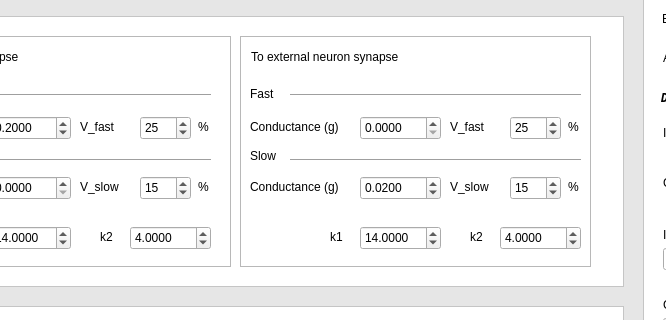
First picture: the form in gui/rthybrid.ui, repository GNB-UAM/RTHybrid, before the edit; both pictures show x 407 to 1073 and y 164 to 484 of the 1341 by 711 pixel window.
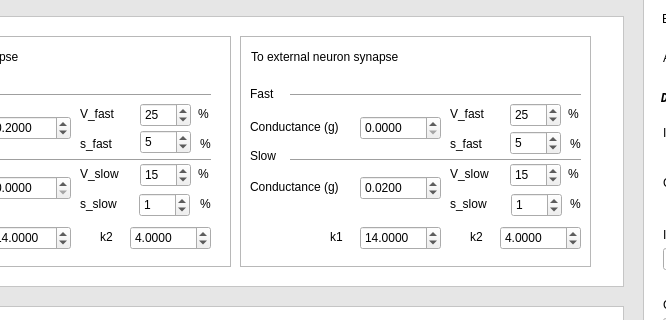
Second picture: the form after the edit. The open tabs and pages were chosen to show the change. Icons and pictures are not drawn.

Commit message: Added parameters s_fast and s_slow for Goloswasch to the GUI

```diff
--- a/gui/rthybrid.ui
+++ b/gui/rthybrid.ui
@@ -207,7 +207,7 @@
         <property name="geometry">
          <rect>
           <x>270</x>
-          <y>80</y>
+          <y>67</y>
           <width>51</width>
           <height>24</height>
          </rect>
@@ -223,7 +223,7 @@
         <property name="geometry">
          <rect>
           <x>328</x>
-          <y>83</y>
+          <y>70</y>
           <width>16</width>
           <height>16</height>
          </rect>
@@ -236,7 +236,7 @@
         <property name="geometry">
          <rect>
           <x>210</x>
-          <y>83</y>
+          <y>70</y>
           <width>51</width>
           <height>16</height>
          </rect>
@@ -327,7 +327,7 @@
         <property name="geometry">
          <rect>
           <x>270</x>
-          <y>140</y>
+          <y>127</y>
           <width>51</width>
           <height>24</height>
          </rect>
@@ -362,7 +362,7 @@
         <property name="geometry">
          <rect>
           <x>328</x>
-          <y>143</y>
+          <y>130</y>
           <width>16</width>
           <height>16</height>
          </rect>
@@ -375,7 +375,7 @@
         <property name="geometry">
          <rect>
           <x>210</x>
-          <y>143</y>
+          <y>130</y>
           <width>51</width>
           <height>16</height>
          </rect>
@@ -448,6 +448,90 @@
          <string>k2</string>
         </property>
        </widget>
+       <widget class="QSpinBox" name="spinBox_gl_EtoM_fast_s">
+        <property name="geometry">
+         <rect>
+          <x>270</x>
+          <y>94</y>
+          <width>51</width>
+          <height>24</height>
+         </rect>
+        </property>
+        <property name="maximum">
+         <number>100</number>
+        </property>
+        <property name="value">
+         <number>5</number>
+        </property>
+       </widget>
+       <widget class="QSpinBox" name="spinBox_gl_EtoM_slow_s">
+        <property name="geometry">
+         <rect>
+          <x>269</x>
+          <y>157</y>
+          <width>51</width>
+          <height>24</height>
+         </rect>
+        </property>
+        <property name="maximum">
+         <number>100</number>
+        </property>
+        <property name="value">
+         <number>1</number>
+        </property>
+       </widget>
+       <widget class="QLabel" name="label_101">
+        <property name="geometry">
+         <rect>
+          <x>210</x>
+          <y>100</y>
+          <width>61</width>
+          <height>15</height>
+         </rect>
+        </property>
+        <property name="text">
+         <string>s_fast</string>
+        </property>
+       </widget>
+       <widget class="QLabel" name="label_103">
+        <property name="geometry">
+         <rect>
+          <x>210</x>
+          <y>160</y>
+          <width>61</width>
+          <height>15</height>
+         </rect>
+        </property>
+        <property name="text">
+         <string>s_slow</string>
+        </property>
+       </widget>
+       <widget class="QLabel" name="label_105">
+        <property name="geometry">
+         <rect>
+          <x>330</x>
+          <y>100</y>
+          <width>16</width>
+          <height>16</height>
+         </rect>
+        </property>
+        <property name="text">
+         <string>%</string>
+        </property>
+       </widget>
+       <widget class="QLabel" name="label_106">
+        <property name="geometry">
+         <rect>
+          <x>330</x>
+          <y>160</y>
+          <width>16</width>
+          <height>16</height>
+         </rect>
+        </property>
+        <property name="text">
+         <string>%</string>
+        </property>
+       </widget>
       </widget>
       <widget class="QFrame" name="frame_gl_MtoE">
        <property name="geometry">
@@ -494,7 +578,7 @@
         <property name="geometry">
          <rect>
           <x>210</x>
-          <y>143</y>
+          <y>130</y>
           <width>51</width>
           <height>16</height>
          </rect>
@@ -507,7 +591,7 @@
         <property name="geometry">
          <rect>
           <x>328</x>
-          <y>143</y>
+          <y>130</y>
           <width>16</width>
           <height>16</height>
          </rect>
@@ -565,7 +649,7 @@
         <property name="geometry">
          <rect>
           <x>270</x>
-          <y>140</y>
+          <y>127</y>
           <width>51</width>
           <height>24</height>
          </rect>
@@ -581,7 +665,7 @@
         <property name="geometry">
          <rect>
           <x>270</x>
-          <y>80</y>
+          <y>67</y>
           <width>51</width>
           <height>24</height>
          </rect>
@@ -610,7 +694,7 @@
         <property name="geometry">
          <rect>
           <x>210</x>
-          <y>83</y>
+          <y>70</y>
           <width>51</width>
           <height>16</height>
          </rect>
@@ -713,7 +797,7 @@
         <property name="geometry">
          <rect>
           <x>328</x>
-          <y>83</y>
+          <y>70</y>
           <width>16</width>
           <height>16</height>
          </rect>
@@ -741,6 +825,90 @@
          <double>0.020000000000000</double>
         </property>
        </widget>
+       <widget class="QSpinBox" name="spinBox_gl_MtoE_fast_s">
+        <property name="geometry">
+         <rect>
+          <x>270</x>
+          <y>95</y>
+          <width>51</width>
+          <height>24</height>
+         </rect>
+        </property>
+        <property name="maximum">
+         <number>100</number>
+        </property>
+        <property name="value">
+         <number>5</number>
+        </property>
+       </widget>
+       <widget class="QSpinBox" name="spinBox_gl_MtoE_slow_s">
+        <property name="geometry">
+         <rect>
+          <x>271</x>
+          <y>157</y>
+          <width>51</width>
+          <height>24</height>
+         </rect>
+        </property>
+        <property name="maximum">
+         <number>100</number>
+        </property>
+        <property name="value">
+         <number>1</number>
+        </property>
+       </widget>
+       <widget class="QLabel" name="label_102">
+        <property name="geometry">
+         <rect>
+          <x>210</x>
+          <y>100</y>
+          <width>61</width>
+          <height>15</height>
+         </rect>
+        </property>
+        <property name="text">
+         <string>s_fast</string>
+        </property>
+       </widget>
+       <widget class="QLabel" name="label_104">
+        <property name="geometry">
+         <rect>
+          <x>210</x>
+          <y>160</y>
+          <width>61</width>
+          <height>15</height>
+         </rect>
+        </property>
+        <property name="text">
+         <string>s_slow</string>
+        </property>
+       </widget>
+       <widget class="QLabel" name="label_107">
+        <property name="geometry">
+         <rect>
+          <x>330</x>
+          <y>100</y>
+          <width>16</width>
+          <height>16</height>
+         </rect>
+        </property>
+        <property name="text">
+         <string>%</string>
+        </property>
+       </widget>
+       <widget class="QLabel" name="label_108">
+        <property name="geometry">
+         <rect>
+          <x>330</x>
+          <y>160</y>
+          <width>16</width>
+          <height>16</height>
+         </rect>
+        </property>
+        <property name="text">
+         <string>%</string>
+        </property>
+       </widget>
       </widget>
      </widget>
      <widget class="QWidget" name="pageSynPrinz">
```
The commit also changes 3 other files.
